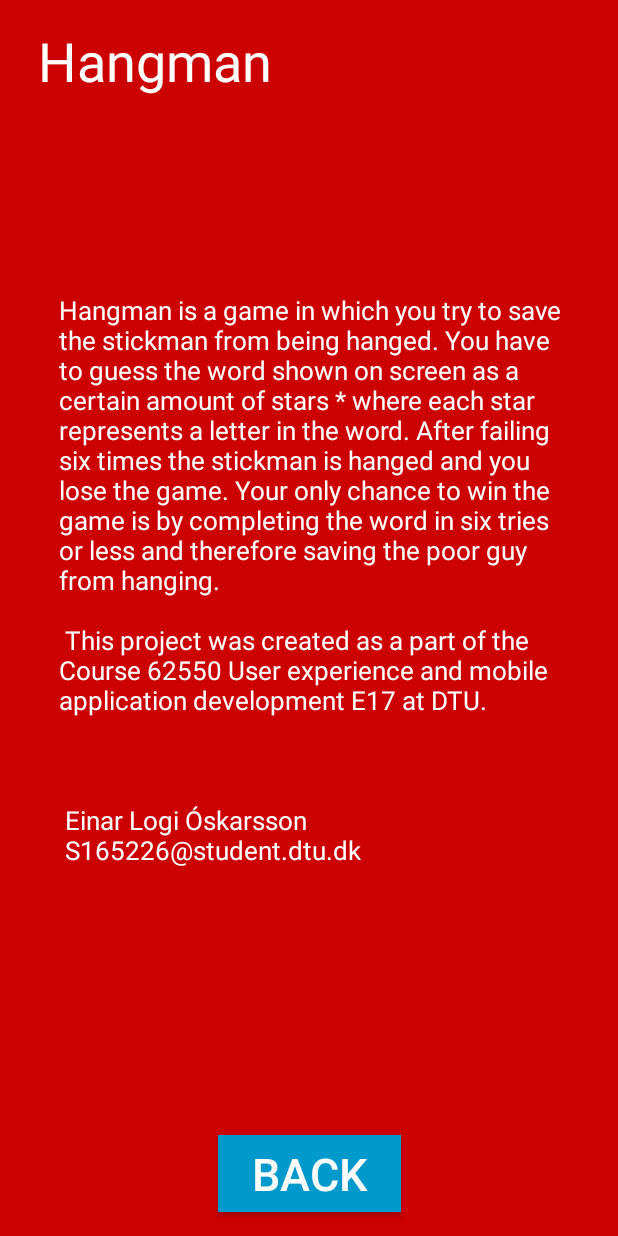
After one commit to EinarLogiOskars/hangman, an Android app: the Help screen opened directly, with no data from a screen before it, on a phone screen of 412 x 824 dp. The commit adds this screen. Run offline under Robolectric (Android 15) with nearby library versions, the phone set to English and light mode, and no system bars; network calls fail.

Commit message:
Finished
Finished the help screen along with minor tweaks here and there.

```diff
--- a/app/src/main/AndroidManifest.xml
+++ b/app/src/main/AndroidManifest.xml
@@ -20,7 +20,8 @@
         </activity>
         <activity android:name=".NewGame" />
         <activity android:name=".EndgameScreen" />
-        <activity android:name=".HighScore"></activity>
+        <activity android:name=".HighScore" />
+        <activity android:name=".Help"></activity>
     </application>
 
 </manifest>
--- a/app/src/main/java/com/example/einarlogi/hangedman/EndgameScreen.java
+++ b/app/src/main/java/com/example/einarlogi/hangedman/EndgameScreen.java
@@ -10,8 +10,6 @@ import android.widget.EditText;
 import android.widget.TextView;
 
 public class EndgameScreen extends AppCompatActivity {
-
-    Galgelogik gameLogic;
 
     SharedPreferences myPrefs;
     SharedPreferences.Editor editor;
@@ -59,6 +57,7 @@ public class EndgameScreen extends AppCompatActivity {
             public void onClick(View v) {
                 Intent newGame = new Intent(getApplicationContext(), NewGame.class);
                 startActivity(newGame);
+                finish();
             }
         });
 
--- /dev/null
+++ b/app/src/main/java/com/example/einarlogi/hangedman/Help.java
@@ -0,0 +1,31 @@
+package com.example.einarlogi.hangedman;
+
+import android.support.v7.app.AppCompatActivity;
+import android.os.Bundle;
+import android.view.View;
+import android.widget.Button;
+import android.widget.TextView;
+
+public class Help extends AppCompatActivity {
+
+    @Override
+    protected void onCreate(Bundle savedInstanceState) {
+        super.onCreate(savedInstanceState);
+        setContentView(R.layout.activity_help);
+
+        TextView title = (TextView) findViewById(R.id.title);
+        TextView about = (TextView) findViewById(R.id.about);
+
+        about.setText(R.string.about_text);
+
+        Button backBtn = (Button) findViewById(R.id.b_back);
+
+        backBtn.setOnClickListener(new View.OnClickListener() {
+            @Override
+            public void onClick(View v) {
+                finish();
+            }
+        });
+
+    }
+}
--- /dev/null
+++ b/app/src/main/res/layout/activity_help.xml
@@ -0,0 +1,54 @@
+<?xml version="1.0" encoding="utf-8"?>
+<android.support.constraint.ConstraintLayout xmlns:android="http://schemas.android.com/apk/res/android"
+    xmlns:app="http://schemas.android.com/apk/res-auto"
+    xmlns:tools="http://schemas.android.com/tools"
+    android:layout_width="match_parent"
+    android:layout_height="match_parent"
+    android:background="@android:color/holo_red_dark"
+    tools:context="com.example.einarlogi.hangedman.Help"
+    android:orientation="vertical"
+    android:gravity="center">
+
+
+    <TextView
+        android:id="@+id/title"
+        android:layout_width="335dp"
+        android:layout_height="50dp"
+        android:layout_marginStart="25dp"
+        android:layout_marginTop="16dp"
+        android:text="Hangman"
+        android:textColor="@android:color/white"
+        android:textSize="36sp"
+        app:layout_constraintStart_toStartOf="parent"
+        app:layout_constraintTop_toTopOf="parent" />
+
+    <TextView
+        android:id="@+id/about"
+        android:layout_width="335dp"
+        android:layout_height="416dp"
+        android:layout_marginBottom="18dp"
+        android:layout_marginEnd="24dp"
+        android:layout_marginStart="25dp"
+        android:textColor="@android:color/white"
+        android:textSize="17sp"
+        app:layout_constraintBottom_toTopOf="@+id/b_back"
+        app:layout_constraintEnd_toEndOf="parent"
+        app:layout_constraintStart_toStartOf="parent"
+        app:layout_constraintTop_toBottomOf="@+id/title" />
+
+    <Button
+        android:id="@+id/b_back"
+        android:layout_width="122dp"
+        android:layout_height="51dp"
+        android:layout_marginBottom="16dp"
+        android:layout_marginEnd="131dp"
+        android:layout_marginStart="131dp"
+        android:background="@android:color/holo_blue_dark"
+        android:text="Back"
+        android:textColor="@android:color/white"
+        android:textSize="30sp"
+        app:layout_constraintBottom_toBottomOf="parent"
+        app:layout_constraintEnd_toEndOf="parent"
+        app:layout_constraintStart_toStartOf="parent" />
+
+</android.support.constraint.ConstraintLayout>
--- a/app/src/main/res/layout/activity_high_score.xml
+++ b/app/src/main/res/layout/activity_high_score.xml
@@ -11,7 +11,7 @@
 
     <ListView
         android:id="@+id/highScoreList"
-        android:layout_width="368dp"
+        android:layout_width="350dp"
         android:layout_height="476dp"
         tools:layout_editor_absoluteX="8dp"
         tools:layout_editor_absoluteY="8dp" />
--- a/app/src/main/res/values/strings.xml
+++ b/app/src/main/res/values/strings.xml
@@ -1,10 +1,27 @@
 <resources>
     <string name="select_button">Select</string>
     <string name="app_name">Hanged Man</string>
-
-    <!-- TODO: Remove or change this placeholder text -->
     <string name="hello_blank_fragment">Hello blank fragment</string>
     <string name="back">Back</string>
     <string name="play_again">Play Again</string>
     <string name="a_new_high_score">A new high score!</string>
+    <string name="victory">You have won!</string>
+    <string name="defeat">You have lost!</string>
+
+    <string name="about_text">Hangman is a game in which you try to save the
+        stickman from being hanged. You have to guess the
+        word shown on screen as a certain amount of
+        stars * where each star represents a letter in
+        the word. After failing six times the stickman
+        is hanged and you lose the game. Your only chance
+        to win the game is by completing the word in six
+        tries or less and therefore saving the poor guy
+        from hanging.
+        \n\n
+        This project was created as a part of the Course
+        62550 User experience and mobile application development
+        E17 at DTU.
+        \n\n\n\n
+        Einar Logi Óskarsson\n
+        S165226@student.dtu.dk</string>
 </resources>
```
Also changed, not shown: app/src/main/java/com/example/einarlogi/hangedman/Galgelogik.java (+15 -3 lines), app/src/main/java/com/example/einarlogi/hangedman/HighScore.java (+44 -0 lines), app/src/main/java/com/example/einarlogi/hangedman/MainActivity.java (+21 -0 lines), app/src/main/java/com/example/einarlogi/hangedman/NewGame.java (+21 -5 lines), app/src/main/res/layout/activity_endgame.xml (+16 -1 lines), app/src/main/res/layout/activity_newgame.xml (+6 -9 lines), app/src/main/res/layout/high_score_items.xml (+7 -5 lines).
